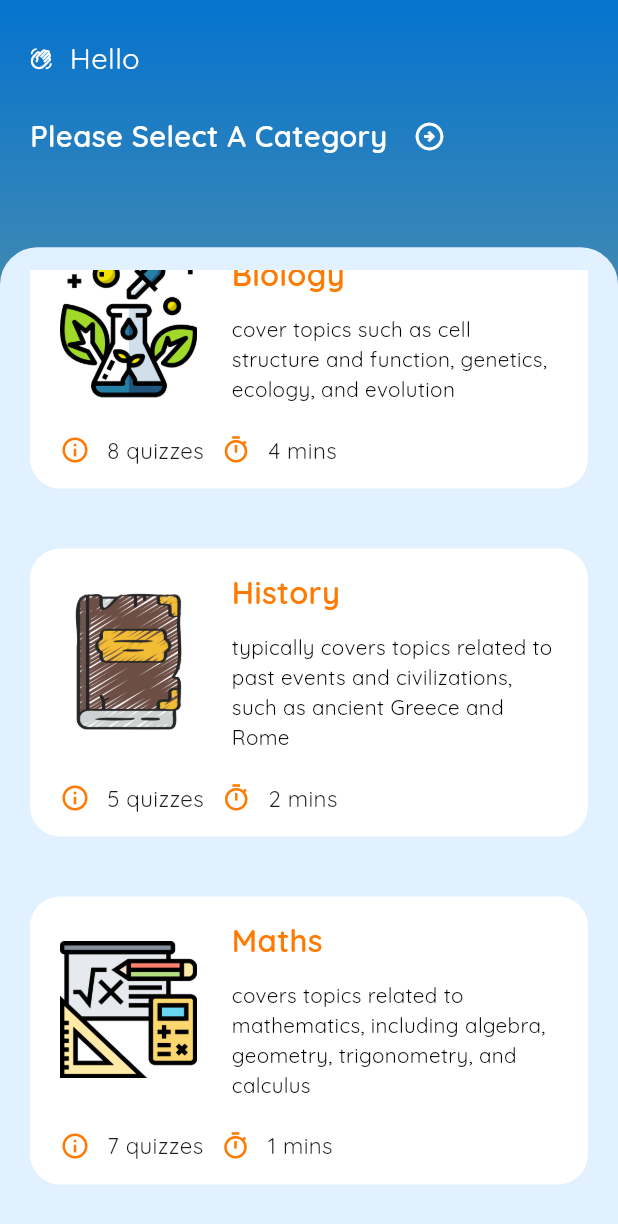
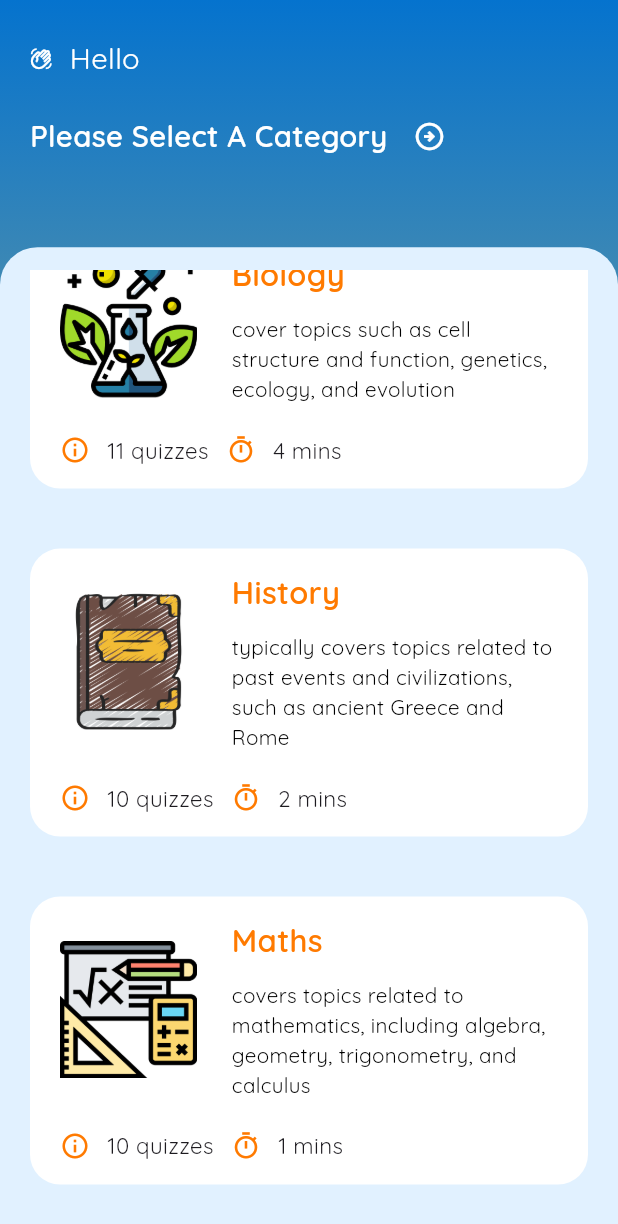
Before and after one commit to MohamedHamid4/Quiz-App, a Flutter app: the CategoryScreen screen opened directly, scrolled down 46 dp, on a phone screen of 412 x 824 dp. Shown: the top 1224 px of the screen. Run offline on Flutter 3.47's test engine with Material 2 defaults, Android fonts, the phone set to English and light mode, and no system bars; our stand-ins replace bloc, flutter_bloc, flutter_screenutil, flutter_svg, google_fonts, percent_indicator; missing offline and left inert: flutter_timer_countdown.

```diff
--- a/lib/global/global_data.dart
+++ b/lib/global/global_data.dart
@@ -2,49 +2,49 @@ List<int> numbers = [];
 
 List biologyTest = [
   {
-    "question": "What is the smallest unit of life?",
+    "question": "What is the primary function of the mitochondria in a cell?",
     "answers": [
-      {"ans": "Cell", "score": 1},
-      {"ans": "Organ", "score": 0},
-      {"ans": "Molecule", "score": 0},
-      {"ans": "Atom", "score": 0}
+      {"ans": "Energy production", "score": 1},
+      {"ans": "Protein synthesis", "score": 0},
+      {"ans": "Waste elimination", "score": 0},
+      {"ans": "DNA replication", "score": 0}
     ]
   },
   {
-    "question": "What is the powerhouse of the cell?",
+    "question": "Which of the following is an example of an autotrophic organism?",
     "answers": [
-      {"ans": "Golgi apparatus", "score": 0},
-      {"ans": "Mitochondria", "score": 1},
-      {"ans": "Endoplasmic reticulum", "score": 0},
-      {"ans": "Lysosome", "score": 0}
+      {"ans": "Dog", "score": 0},
+      {"ans": "Oak tree", "score": 1},
+      {"ans": "Human", "score": 0},
+      {"ans": "Fungus", "score": 0}
     ]
   },
   {
-    "question": "What is the process by which plants make their own food?",
+    "question": "What is the function of red blood cells in the human body?",
     "answers": [
-      {"ans": "Photosynthesis", "score": 1},
-      {"ans": "Cellular respiration", "score": 0},
-      {"ans": "Fermentation", "score": 0},
-      {"ans": "Glycolysis", "score": 0}
+      {"ans": "Transport oxygen", "score": 1},
+      {"ans": "Fight infections", "score": 0},
+      {"ans": "Produce insulin", "score": 0},
+      {"ans": "Store energy", "score": 0}
     ]
   },
   {
-    "question": "What is the largest organ in the human body?",
+    "question": "Which of the following is a greenhouse gas responsible for climate change?",
     "answers": [
-      {"ans": "Liver", "score": 0},
-      {"ans": "Lungs", "score": 0},
-      {"ans": "Heart", "score": 0},
-      {"ans": "Skin", "score": 1}
+      {"ans": "Oxygen (O2)", "score": 0},
+      {"ans": "Nitrogen (N2)", "score": 0},
+      {"ans": "Hydrogen (H2)", "score": 0},
+      {"ans": "Carbon dioxide (CO2)", "score": 1}
     ]
   },
   {
     "question":
-        "What is the name of the process by which cells divide and reproduce?",
+        "In which part of the digestive system are most nutrients absorbed into the bloodstream?",
     "answers": [
-      {"ans": "Fertilization", "score": 0},
-      {"ans": "Meiosis", "score": 0},
-      {"ans": "Mitosis", "score": 1},
-      {"ans": "Bacterial transformation", "score": 0}
+      {"ans": "Stomach", "score": 0},
+      {"ans": "Large intestine", "score": 0},
+      {"ans": "Small intestine", "score": 1},
+      {"ans": "Esophagus", "score": 0}
     ]
   },
   {
@@ -58,80 +58,160 @@ List biologyTest = [
   },
   {
     "question":
-        "What is the name of the molecule that carries genetic information in cells?",
+        "What is the process by which plants convert sunlight into chemical energy?",
     "answers": [
-      {"ans": "Protein", "score": 0},
-      {"ans": "Carbohydrate", "score": 0},
-      {"ans": "Lipid", "score": 0},
-      {"ans": "DNA", "score": 1}
+      {"ans": "Respiration", "score": 0},
+      {"ans": "Oxidation", "score": 0},
+      {"ans": "Fermentation", "score": 0},
+      {"ans": "Photosynthesis", "score": 1}
     ]
   },
   {
-    "question": "What is the name of the process by which DNA is copied?",
+    "question": "Which of the following is a parasitic disease caused by Plasmodium transmitted by mosquitoes?",
     "answers": [
-      {"ans": "Translation", "score": 0},
-      {"ans": "Transcription", "score": 1},
-      {"ans": "Replication", "score": 0},
-      {"ans": "Transformation", "score": 0}
+      {"ans": "Tuberculosis", "score": 0},
+      {"ans": "Malaria", "score": 1},
+      {"ans": "Influenza", "score": 0},
+      {"ans": "HIV/AIDS", "score": 0}
     ]
-  }
+  },
+  {
+    "question":
+    "What is the function of the nervous system?",
+    "answers": [
+      {"ans": "Regulate body temperature", "score": 0},
+      {"ans": "Digest food", "score": 0},
+      {"ans": "Control voluntary movements", "score": 1},
+      {"ans": "Pump blood throughout the body", "score": 0}
+    ]
+  },
+  {
+    "question":
+    "Which organelle is responsible for protein synthesis in a cell?",
+    "answers": [
+      {"ans": "Golgi apparatus", "score": 0},
+      {"ans": "Endoplasmic reticulum", "score": 1},
+      {"ans": "Lysosome", "score": 0},
+      {"ans": "Vacuole", "score": 0}
+    ]
+  },
+  {
+    "question":
+    "What is the process of cell division that results in the formation of two identical daughter cells?",
+    "answers": [
+      {"ans": "Binary fission", "score": 0},
+      {"ans": "Meiosis", "score": 0},
+      {"ans": "Budding", "score": 0},
+      {"ans": "Mitosis", "score": 1}
+    ]
+  },
 ];
 
 List historyTest = [
   {
     "question":
-        "Which ancient civilization is known for building the Great Pyramids of Giza?",
+        "Who was the leader of the Palestinian Liberation Organization (PLO) and a prominent figure in the Palestinian struggle for statehood?",
     "answers": [
-      {"ans": "Greece", "score": 0},
-      {"ans": "China", "score": 0},
-      {"ans": "Egypt", "score": 1},
-      {"ans": "Rome", "score": 0}
+      {"ans": "King Hussein of Jordan", "score": 0},
+      {"ans": "Gamal Abdel Nasser", "score": 0},
+      {"ans": "Yasser Arafat", "score": 1},
+      {"ans": "Anwar Sadat", "score": 0}
     ]
   },
   {
     "question":
-        "Who was the first female prime minister of the United Kingdom?",
+        "The Balfour Declaration of 1917 expressed support for the establishment of a (national home for the Jewish people) in which region?",
     "answers": [
-      {"ans": "Margaret Thatcher", "score": 1},
-      {"ans": "Theresa May", "score": 0},
-      {"ans": "Angela Merkel", "score": 0},
-      {"ans": "Hillary Clinton", "score": 0}
+      {"ans": "Palestine", "score": 1},
+      {"ans": "Jordan", "score": 0},
+      {"ans": "Egypt", "score": 0},
+      {"ans": "Lebanon", "score": 0}
     ]
   },
   {
     "question":
-        "Which war was fought between the United States and Mexico in the mid-19th century?",
+        "The Oslo Accords, signed in the 1990s, aimed to establish a framework for peace between which two parties?",
     "answers": [
-      {"ans": "World War I", "score": 0},
-      {"ans": "Civil War", "score": 0},
-      {"ans": "Spanish-American War", "score": 0},
-      {"ans": "Mexican-American War", "score": 1}
+      {"ans": "Saudi Arabia and Iraq", "score": 0},
+      {"ans": "Syria and Lebanon", "score": 0},
+      {"ans": "Egypt and Jordan", "score": 0},
+      {"ans": "Israel and Palestine", "score": 1}
     ]
   },
   {
     "question":
-        "Who was the first African American to serve as the president of the United States?",
+        "What event in 1948 led to the creation of the state of Israel and the displacement of many Palestinian Arabs?",
     "answers": [
-      {"ans": "Barack Obama", "score": 1},
-      {"ans": "Donald Trump", "score": 0},
-      {"ans": "George W. Bush", "score": 0},
-      {"ans": "Bill Clinton", "score": 0}
+      {"ans": "Nakia", "score": 1},
+      {"ans": "Suez Crisis", "score": 0},
+      {"ans": "World War II", "score": 0},
+      {"ans": "Six-Day War", "score": 0}
     ]
   },
   {
-    "question": "Who was the leader of the Soviet Union during World War II?",
+    "question":
+    "Which ancient city is considered one of the oldest continuously inhabited settlements in the world and is located in the West Bank?",
     "answers": [
-      {"ans": "Joseph Stalin", "score": 1},
-      {"ans": "Vladimir Putin", "score": 0},
-      {"ans": "Mikhail Gorbachev", "score": 0},
-      {"ans": "Leonid Brezhnev", "score": 0}
+      {"ans": "Jericho", "score": 1},
+      {"ans": "Cairo", "score": 0},
+      {"ans": "Jerusalem", "score": 0},
+      {"ans": "Bethlehem", "score": 0}
+    ]
+  },
+  {
+    "question":
+    "The United Nations passed Resolution 242 after which conflict, calling for Israel to withdraw from territories occupied during the war?",
+    "answers": [
+      {"ans": "Six-Day War", "score": 1},
+      {"ans": "Yom Kippur War", "score": 0},
+      {"ans": "Suez Crisis", "score": 0},
+      {"ans": "Oslo Accords", "score": 0}
+    ]
+  },
+  {
+    "question":
+    "The Intifada refers to a series of uprisings by Palestinians against Israeli occupation, primarily in which decades?",
+    "answers": [
+      {"ans": "1990s and 2000s", "score": 0},
+      {"ans": "1970s and 1980s", "score": 1},
+      {"ans": "1950s and 1960s", "score": 0},
+      {"ans": "2010s and 2020s", "score": 0}
+    ]
+  },
+  {
+    "question":
+    "Which major world power issued the Sykes-Picot Agreement in 1916, which had a significant impact on the Middle East's political boundaries?",
+    "answers": [
+      {"ans": "United States", "score": 0},
+      {"ans": "United Kingdom", "score": 0},
+      {"ans": "France", "score": 1},
+      {"ans": "Russia", "score": 0}
+    ]
+  },
+  {
+    "question":
+    "Who was the first Prime Minister of Israel and a prominent leader in the early years of the state?",
+    "answers": [
+      {"ans": "Menachem Begin", "score": 0},
+      {"ans": "Golda Meir", "score": 0},
+      {"ans": "Ariel Sharon", "score": 0},
+      {"ans": "David Ben-Gurion", "score": 1}
+    ]
+  },
+  {
+    "question": "Who was the Egyptian president who played a key role in mediating the Camp David Accords between Egypt and Israel in 1978?",
+    "answers": [
+      {"ans": "Anwar Sadat", "score": 1},
+      {"ans": "Gamal Abdel Nasser", "score": 0},
+      {"ans": "Hosni Mubarak", "score": 0},
+      {"ans": "Mohamed Morsi", "score": 0}
     ]
   }
 ];
 
 List mathsTest = [
   {
-    "question": "What is the value of pi (π)?",
+    "question": "What is the value of π (pi) approximately equal to?",
     "answers": [
       {"ans": "3.14", "score": 1},
       {"ans": "2.71", "score": 0},
@@ -140,58 +220,88 @@ List mathsTest = [
     ]
   },
   {
-    "question": "What is the formula for the area of a rectangle?",
+    "question": "If a rectangle has a length of 8 units and a width of 5 units, what is its area?",
     "answers": [
-      {"ans": "A = πr^2", "score": 0},
-      {"ans": "A = bh", "score": 1},
-      {"ans": "A = lw", "score": 0},
-      {"ans": "A = (b + h) / 2", "score": 0}
+      {"ans": " 13 square units", "score": 0},
+      {"ans": "40 square units", "score": 1},
+      {"ans": "26 square units", "score": 0},
+      {"ans": "56 square units", "score": 0}
     ]
   },
   {
-    "question": "What is the formula for the volume of a sphere?",
+    "question": "What is the square root of 144?",
     "answers": [
-      {"ans": "V = lwh", "score": 0},
-      {"ans": "V = πr^2h", "score": 0},
-      {"ans": "V = (4/3)πr^3", "score": 1},
-      {"ans": "V = (1/3)πr^2h", "score": 0}
+      {"ans": "14", "score": 0},
+      {"ans": "10", "score": 0},
+      {"ans": "12", "score": 1},
+      {"ans": "16", "score": 0}
     ]
   },
   {
-    "question": "What is the formula for the quadratic equation?",
+    "question": "If a car travels at a constant speed of 60 kilometers per hour, how far will it travel in 3 hours?",
     "answers": [
-      {"ans": "x = (-b ± √(b^2 - 4ac)) / 2a", "score": 1},
-      {"ans": "x = -b / a", "score": 0},
-      {"ans": "x = (-b ± √(b^2 + 4ac)) / 2a", "score": 0},
-      {"ans": "x = (b^2 - a^2) / (b - a)", "score": 0}
+      {"ans": "360 kilometers", "score": 1},
+      {"ans": "240 kilometers", "score": 0},
+      {"ans": "180 kilometers", "score": 0},
+      {"ans": "120 kilometers", "score": 0}
     ]
   },
   {
-    "question": "What is the formula for the sum of an arithmetic series?",
+    "question": "Solve the equation: 3x - 7 = 14.?",
     "answers": [
-      {"ans": "S_n = (n/2)(a_1 + a_n)", "score": 1},
-      {"ans": "S_n = n(a_1 + a_n)", "score": 0},
-      {"ans": "S_n = (n/2)(2a_1 + (n-1)d)", "score": 0},
-      {"ans": "S_n = a_1 + a_n", "score": 0}
+      {"ans": "x = 7", "score": 0},
+      {"ans": "x = 21", "score": 0},
+      {"ans": "x = 9", "score": 0},
+      {"ans": "x = 5", "score": 1}
     ]
   },
   {
     "question":
-        "What is the formula for the slope-intercept form of a linear equation?",
+        "What is the perimeter of a square with a side length of 9 centimeters?",
     "answers": [
-      {"ans": "y = mx + b", "score": 1},
-      {"ans": "y = kx", "score": 0},
-      {"ans": "y = ax^2 + bx + c", "score": 0},
-      {"ans": "y = a / x + b", "score": 0}
+      {"ans": "81 centimeters", "score": 0},
+      {"ans": "36 centimeters", "score": 1},
+      {"ans": "27 centimeters", "score": 0},
+      {"ans": "18 centimeters", "score": 0}
     ]
   },
   {
-    "question": "What is the formula for the mean of a set of numbers?",
+    "question":
+    "What is the least common multiple (LCM) of 6 and 8?",
     "answers": [
-      {"ans": "μ = Σx / n", "score": 1},
-      {"ans": "μ = Σx", "score": 0},
-      {"ans": "μ = Σn / x", "score": 0},
-      {"ans": "μ = Σx / Σn", "score": 0}
+      {"ans": "16", "score": 0},
+      {"ans": "84", "score": 0},
+      {"ans": "24 centimeters", "score": 1},
+      {"ans": "12 centimeters", "score": 0}
+    ]
+  },
+  {
+    "question":
+    "If a pizza is divided into 8 equal slices, and you eat 3 slices, what fraction of the pizza have you eaten?",
+    "answers": [
+      {"ans": "5/8", "score": 0},
+      {"ans": "1/8", "score": 0},
+      {"ans": "2/8", "score": 0},
+      {"ans": "3/8", "score": 1}
+    ]
+  },
+  {
+    "question":
+    "What is the value of 5² - 3²?",
+    "answers": [
+      {"ans": "10", "score": 0},
+      {"ans": "16", "score": 0},
+      {"ans": "4", "score": 1},
+      {"ans": "14", "score": 0}
+    ]
+  },
+  {
+    "question": "If the ratio of boys to girls in a classroom is 2:3, and there are 15 boys, how many girls are there?",
+    "answers": [
+      {"ans": "25 girls", "score": 1},
+      {"ans": "20 girls", "score": 0},
+      {"ans": "8 girls", "score": 0},
+      {"ans": "10 girls", "score": 0}
     ]
   }
 ];
```
